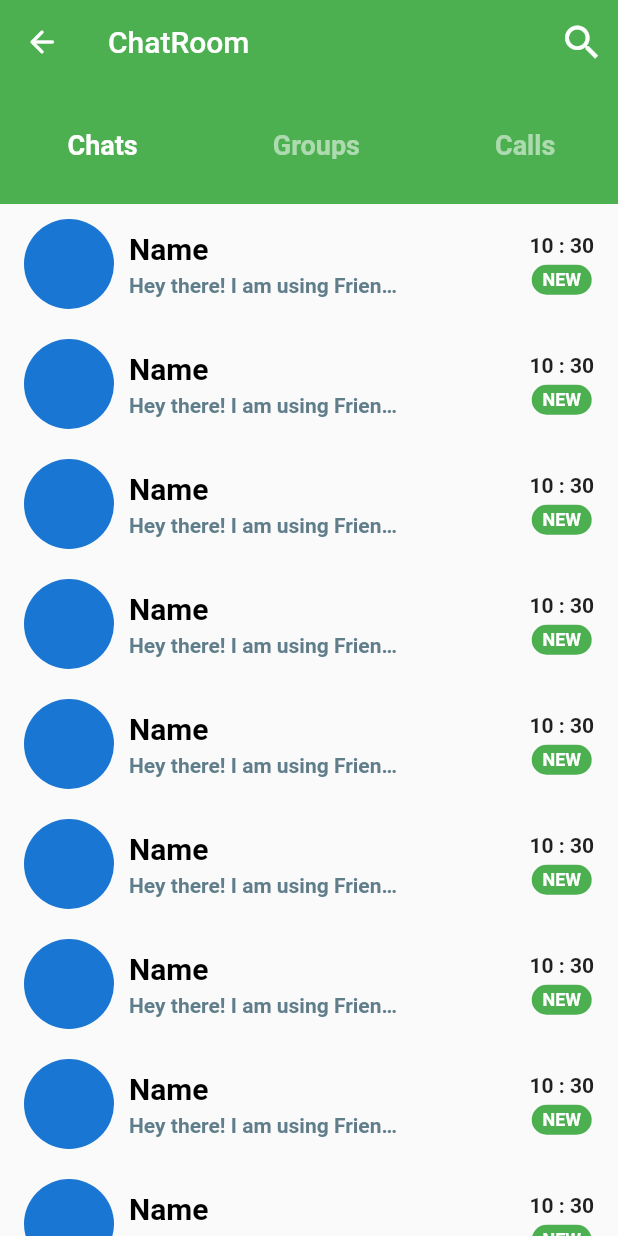
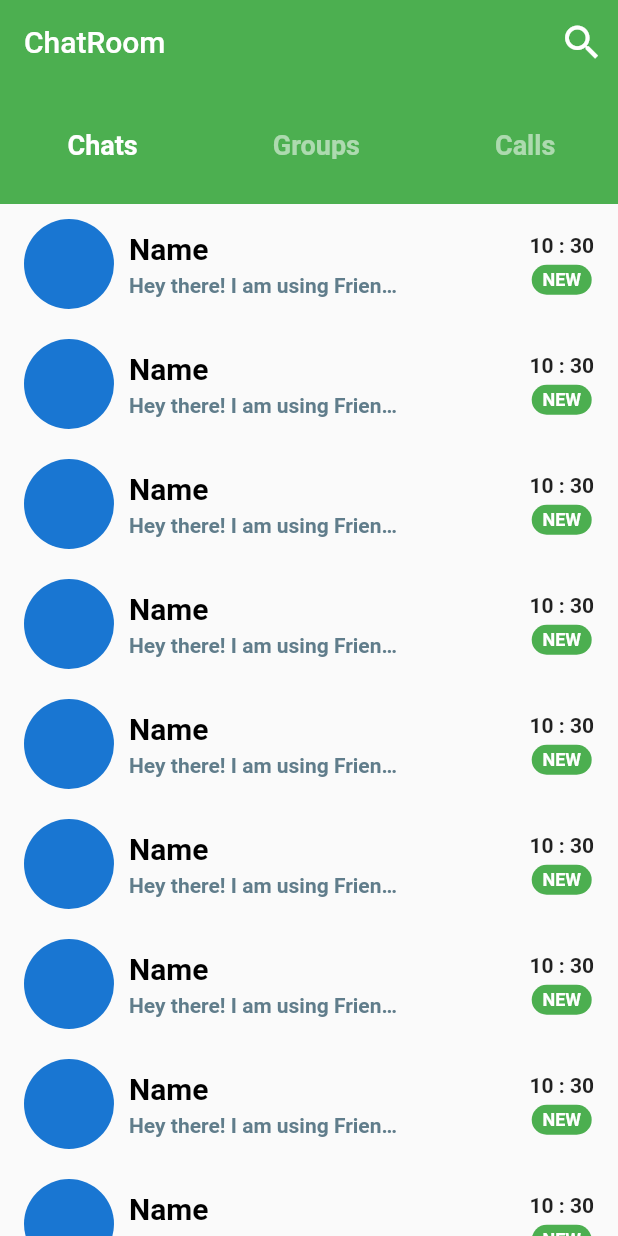
Before and after one commit to VivekParida/FriendlyChat, a Flutter app: the screen it shows after launch, on a phone screen of 412 x 824 dp. Run offline on Flutter 3.47's test engine with Material 2 defaults, Android fonts, the phone set to English and light mode, and no system bars.

Commit message:
page routing

```diff
--- a/lib/screens/ChatRoom.dart
+++ b/lib/screens/ChatRoom.dart
@@ -11,13 +11,8 @@ class ChatRoom extends StatelessWidget {
   Widget build(BuildContext context) {
     return Scaffold(
       appBar: AppBar(
-        leading: IconButton(
-          icon: const Icon(Icons.arrow_back_rounded),
-          onPressed: () {
-            Navigator.pop(context);
-          },
-        ),
         title: Text('ChatRoom'),
+        automaticallyImplyLeading: false,
         elevation: 0.0,
         actions: <Widget>[
           IconButton(
--- a/lib/screens/ChatScreen.dart
+++ b/lib/screens/ChatScreen.dart
@@ -1,6 +1,7 @@
 import 'package:flutter/cupertino.dart';
 import 'package:flutter/material.dart';
 import 'package:friendly_chat/main.dart';
+import 'package:friendly_chat/widgets/Chats.dart';
 
 import 'ChatMessage.dart';
 import 'ChatRoom.dart';
--- a/lib/widgets/Chats.dart
+++ b/lib/widgets/Chats.dart
@@ -1,5 +1,6 @@
 import 'package:flutter/material.dart';
 import 'package:flutter/scheduler.dart';
+import 'package:friendly_chat/screens/ChatScreen.dart';
 
 class Chats extends StatelessWidget {
   const Chats({Key? key}) : super(key: key);
@@ -12,8 +13,11 @@ class Chats extends StatelessWidget {
         //scrollDirection: Axis.vertical,
         itemCount: Chat.length,
         itemBuilder: (BuildContext context, int index) {
-          return Container(
-            margin: EdgeInsets.only(
+          return GestureDetector(
+            onTap: () => Navigator.push(
+                context, MaterialPageRoute(builder: (context) => ChatScreen())),
+            child: Container(
+              margin: const EdgeInsets.only(
                   top: 10.0, bottom: 10.0, left: 16.0, right: 16.0),
               //padding: EdgeInsets.symmetric(horizontal: 20.0, vertical: 10.0),
               child: Row(
@@ -40,6 +44,7 @@ class Chats extends StatelessWidget {
                             height: 5.0,
                           ),
                           Container(
+                            decoration: BoxDecoration(),
                             width: MediaQuery.of(context).size.width * 0.45,
                             child: const Text(
                               'Hey there! I am using FriendlyChat',
@@ -59,7 +64,7 @@ class Chats extends StatelessWidget {
                         '${now.hour} : ${now.minute}',
                         style: TextStyle(fontWeight: FontWeight.bold),
                       ),
-                    SizedBox(
+                      const SizedBox(
                         height: 5.0,
                       ),
                       Container(
@@ -69,7 +74,7 @@ class Chats extends StatelessWidget {
                             color: Colors.green,
                             borderRadius: BorderRadius.circular(30.0)),
                         alignment: Alignment.center,
-                      child: Text(
+                        child: const Text(
                           'NEW',
                           style: TextStyle(
                               color: Colors.white,
@@ -81,6 +86,7 @@ class Chats extends StatelessWidget {
                   )
                 ],
               ),
+            ),
           );
         },
       ),
@@ -90,6 +96,6 @@ class Chats extends StatelessWidget {
 
 abstract class Chat {
   static var length = 10;
-  final today = DateTime.now();
+  //final today = DateTime.now();
   // final fiftyDaysFromNow = today.add(const Duration(days: 50));
 }
```
Lines whose indentation alone changed are shown as unchanged.
